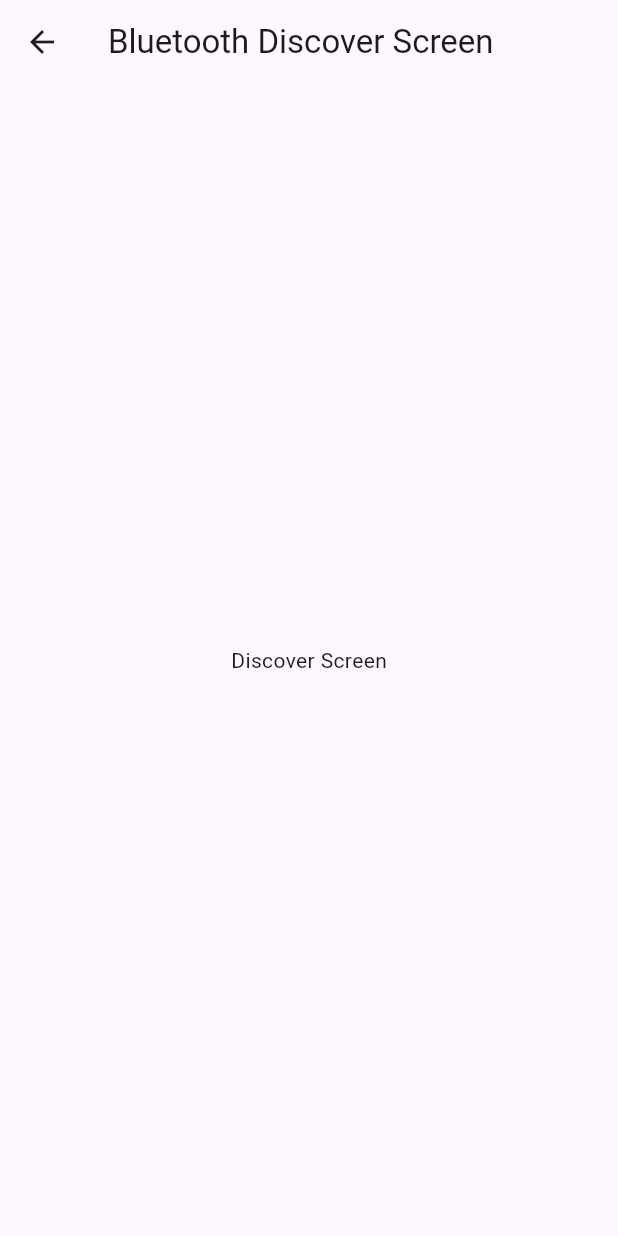
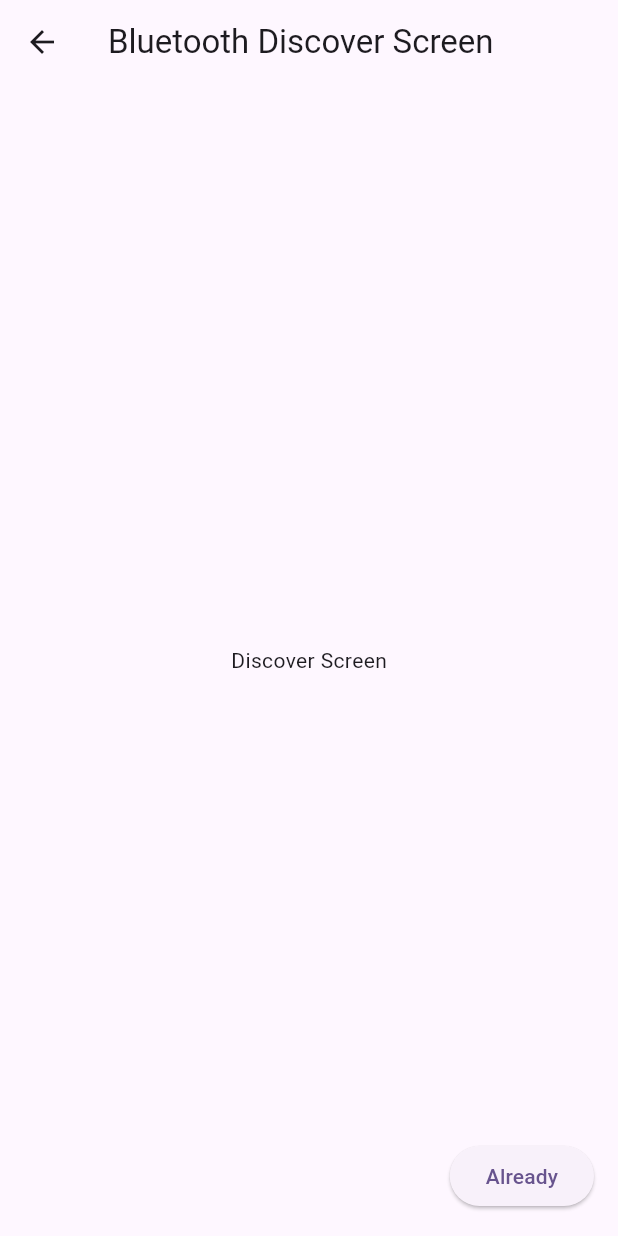
Before and after one commit to hamhoney/IoT, a Flutter app: the screen it shows after launch, after a tap on the "navigate next" icon, on a phone screen of 412 x 824 dp. Run offline on Flutter 3.47's test engine with Material 3 defaults, Android fonts, the phone set to English and light mode, and no system bars; our stand-ins replace flutter_blue_plus; missing offline and left inert: flutter_logcat.

Commit message:
MobileBluetooth:demo1 - Android권한 설정 및 SystemDevice확인

```diff
--- a/MobileBluetooth/bluetooth_demo1/lib/screens/bluetooth_connect_screen.dart
+++ b/MobileBluetooth/bluetooth_demo1/lib/screens/bluetooth_connect_screen.dart
@@ -28,6 +28,8 @@ class _BluetoothConnectScreenState extends State<BluetoothConnectScreen> {
   void initState() {
     super.initState();
     Log.v('initState..');
+    connectMessage = connectMsgOff;
+
     adapterStateSubscription = FlutterBluePlus.adapterState.listen((BluetoothAdapterState state) {
       adapterState = state;
       Log.s('BluetootAdapterState Subscription state:$state');
--- a/MobileBluetooth/bluetooth_demo1/lib/screens/bluetooth_discover_screen.dart
+++ b/MobileBluetooth/bluetooth_demo1/lib/screens/bluetooth_discover_screen.dart
@@ -1,5 +1,6 @@
 import 'package:flutter/material.dart';
 import 'package:flutter_blue_plus/flutter_blue_plus.dart';
+import 'package:flutter_logcat/flutter_logcat.dart';
 
 class BluetoothDiscoverScreen extends StatefulWidget {
   const BluetoothDiscoverScreen({super.key});
@@ -20,6 +21,44 @@ class _BluetoothDiscoverScreenState extends State<BluetoothDiscoverScreen> {
       body: Center(
         child: Text('Discover Screen'),
       ),
+
+      floatingActionButton: Column(
+        mainAxisAlignment: MainAxisAlignment.end,
+        crossAxisAlignment: CrossAxisAlignment.end,
+        children: [
+          ElevatedButton(
+            onPressed: () async {
+              Log.d('Already SystemDevices onPressed..');
+              // 	List of devices connected to the system, even by other apps
+              try {
+                var withServices = [Guid('180f')];    // Battery Level
+                // [_BluetoothDiscoverScreenState:41] Aleary SystemDevices Exception:
+
+                /// 아무런 권한을 주지 않고 [systemDevices]함수를 실행했을때 나온 결과 (Android환경)
+                /// I/flutter (21948): PlatformException(getSystemDevices, FlutterBluePlus requires android.permission.BLUETOOTH_CONNECT permission, null, null)
+                ///
+                ///     <uses-permission android:name="android.permission.BLUETOOTH" />
+                ///     <uses-permission android:name="android.permission.BLUETOOTH_ADMIN" />
+                ///
+                /// 위의 권한만 준 뒤에 결과 확인
+                /// > 실행되지 않는다.
+                ///
+                ///     <uses-permission android:name="android.permission.BLUETOOTH_CONNECT" />
+                /// 위의 권한 추가한 뒤 결과 확인
+                /// > 근처 기기 권한을 찾는 안내창이 표출된다. 꼭 추가해주어야 하나보다.
+                devices = await FlutterBluePlus.systemDevices(withServices);
+                Log.i('devices:$devices');
+                setState(() {
+
+                });
+              } catch (e) {
+                Log.e('Aleary SystemDevices Exception:\n$e');
+              }
+            },
+            child: Text('Already'),
+          )
+        ],
+      ),
     );
   }
 }
```
Also changed, not shown: 1 other file.
